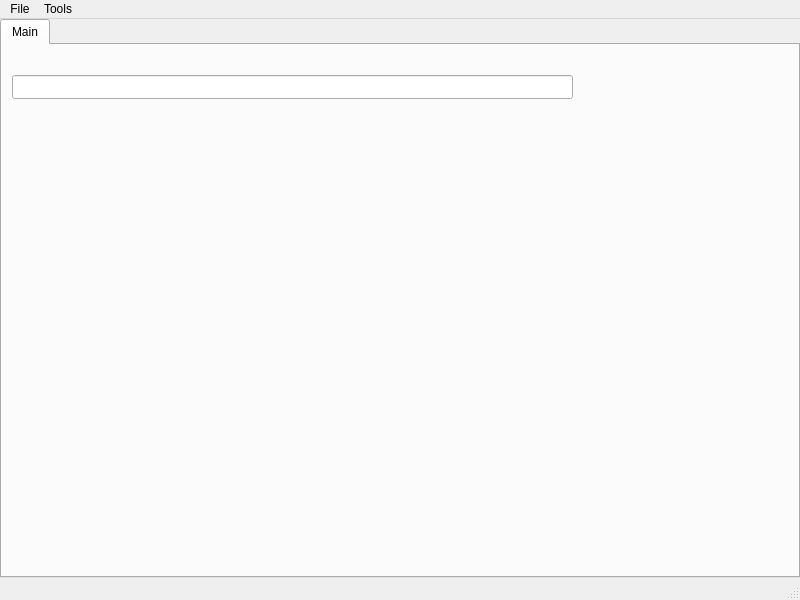
Above: src/mainwindow.ui from ambiesoft/gbuddy before the change. Below: the same form after it.
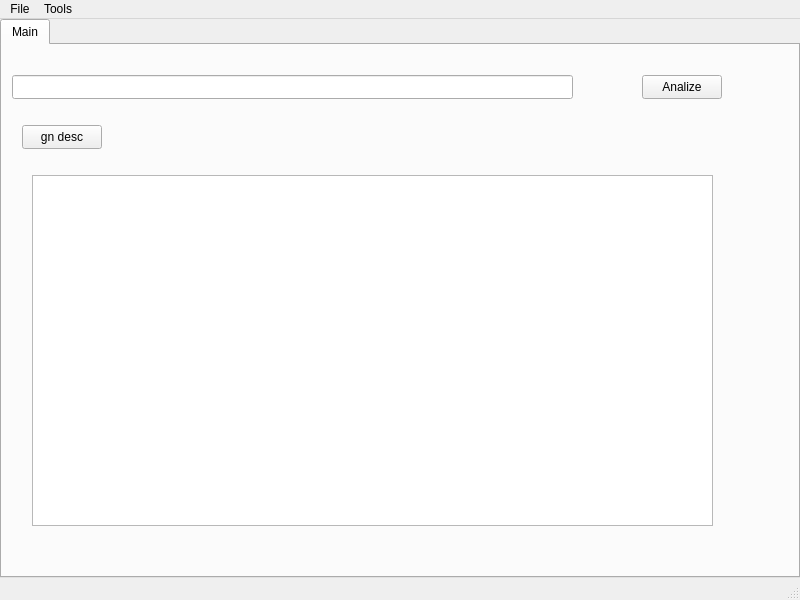
That is the form after the change.

```diff
--- a/src/mainwindow.ui
+++ b/src/mainwindow.ui
@@ -43,6 +43,42 @@
          </rect>
         </property>
        </widget>
+       <widget class="QPushButton" name="pbAnalize">
+        <property name="geometry">
+         <rect>
+          <x>640</x>
+          <y>30</y>
+          <width>80</width>
+          <height>24</height>
+         </rect>
+        </property>
+        <property name="text">
+         <string>Analize</string>
+        </property>
+       </widget>
+       <widget class="QPushButton" name="pbGnDesc">
+        <property name="geometry">
+         <rect>
+          <x>20</x>
+          <y>80</y>
+          <width>80</width>
+          <height>24</height>
+         </rect>
+        </property>
+        <property name="text">
+         <string>gn desc</string>
+        </property>
+       </widget>
+       <widget class="QTextEdit" name="txtResult">
+        <property name="geometry">
+         <rect>
+          <x>30</x>
+          <y>130</y>
+          <width>681</width>
+          <height>351</height>
+         </rect>
+        </property>
+       </widget>
       </widget>
      </widget>
     </item>
```
